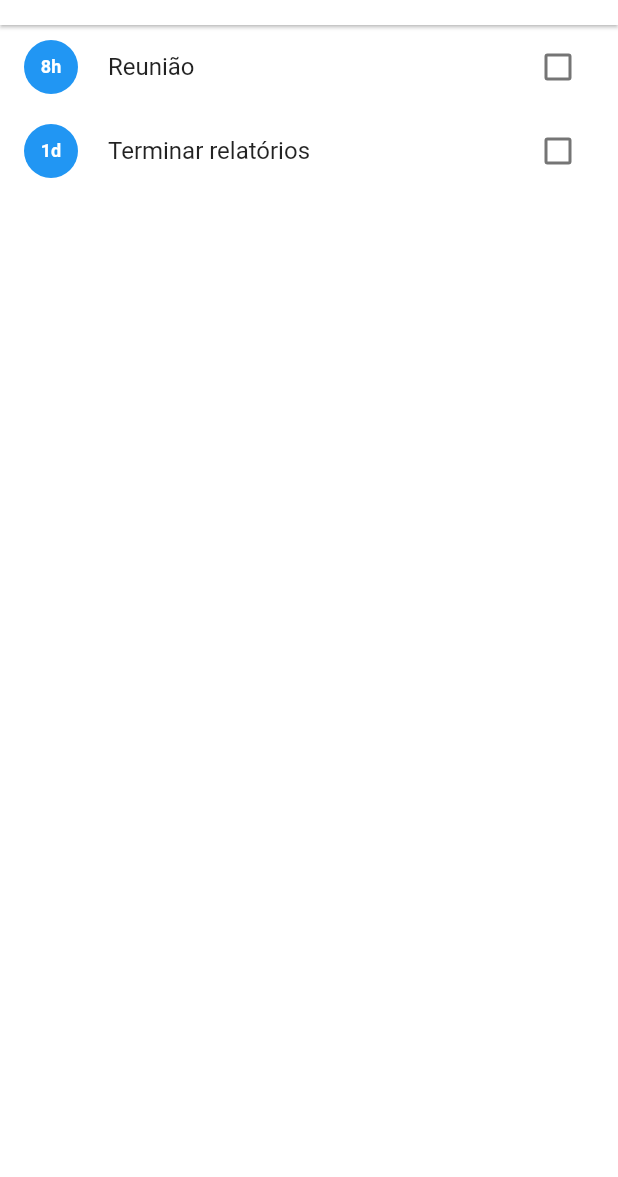
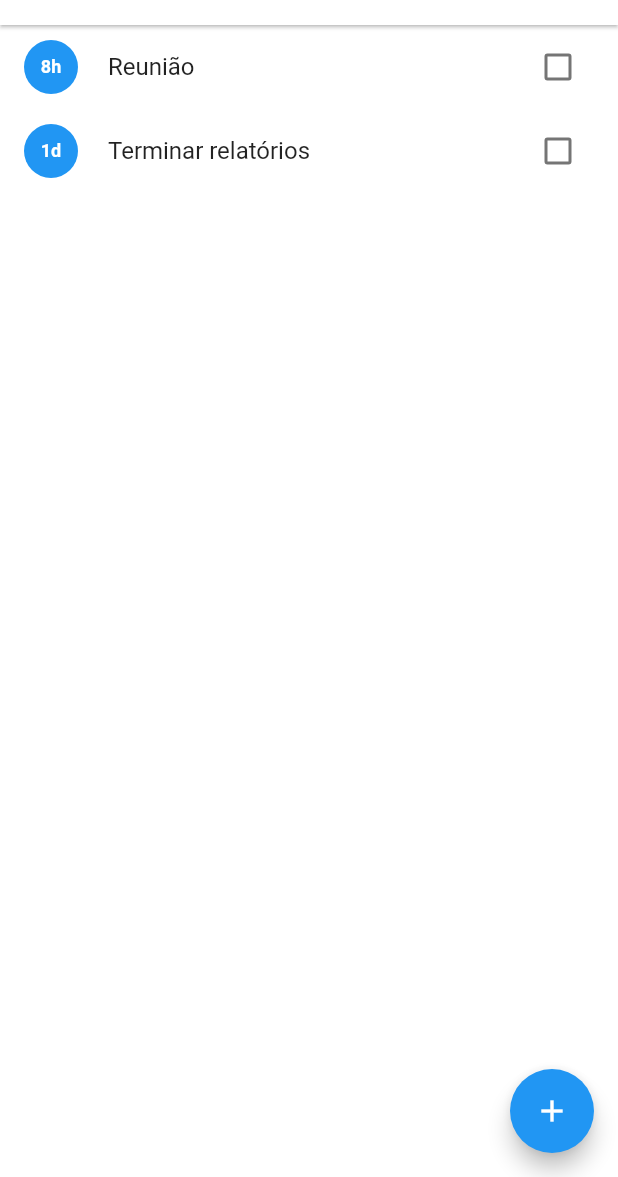
Before and after one commit to jpssantiago/task-app, a Flutter app: the screen it shows after launch, on a phone screen of 412 x 824 dp, the part 59-1236 px from its top. Run offline on Flutter 3.47's test engine with Material 2 defaults, Android fonts, the phone set to English and light mode, and no system bars.

Commit message:
Added effect to show completed tasks.

```diff
--- a/lib/pages/home/home_page.dart
+++ b/lib/pages/home/home_page.dart
@@ -1,9 +1,11 @@
 import 'package:flutter/material.dart';
 import 'package:provider/provider.dart';
+
 import 'package:task_app/pages/home/widgets/task_list.dart';
 import 'package:task_app/providers/task_provider.dart';
 
 import 'package:task_app/widgets/app_bar.dart';
+import 'package:task_app/widgets/floating_action_button.dart';
 
 class HomePage extends StatelessWidget {
   @override
@@ -21,6 +23,7 @@ class HomePage extends StatelessWidget {
             tasks: provider.tasks,
           ),
         ),
+        floatingActionButton: buildFloatingActionButton(),
       ),
     );
   }
--- a/lib/pages/home/widgets/task_item.dart
+++ b/lib/pages/home/widgets/task_item.dart
@@ -33,6 +33,17 @@ class TaskItem extends StatelessWidget {
       }
     }
 
+    Text showTimeLeft() {
+      return Text(
+        task.getTimeLeft(DateTime.now()),
+        style: TextStyle(
+          color: Colors.white,
+          fontSize: 12,
+          fontWeight: FontWeight.bold,
+        ),
+      );
+    }
+
     return ListTile(
       leading: Container(
         width: 36,
@@ -42,14 +53,12 @@ class TaskItem extends StatelessWidget {
           shape: BoxShape.circle,
         ),
         child: Center(
-          child: Text(
-            task.getTimeLeft(DateTime.now()),
-            style: TextStyle(
-              color: Colors.white,
-              fontSize: 12,
-              fontWeight: FontWeight.bold,
-            ),
-          ),
+          child: task.status == TaskStatus.completed
+              ? Icon(
+                  Icons.check,
+                  color: Colors.white,
+                )
+              : showTimeLeft(),
         ),
       ),
       title: Text(
--- a/lib/pages/home/widgets/task_list.dart
+++ b/lib/pages/home/widgets/task_list.dart
@@ -1,4 +1,5 @@
 import 'package:flutter/material.dart';
+
 import 'package:task_app/models/task.dart';
 import 'package:task_app/pages/home/widgets/task_item.dart';
 
--- /dev/null
+++ b/lib/widgets/floating_action_button.dart
@@ -0,0 +1,8 @@
+import 'package:flutter/material.dart';
+
+FloatingActionButton buildFloatingActionButton() {
+  return FloatingActionButton(
+    child: Icon(Icons.add),
+    onPressed: () {},
+  );
+}
```
